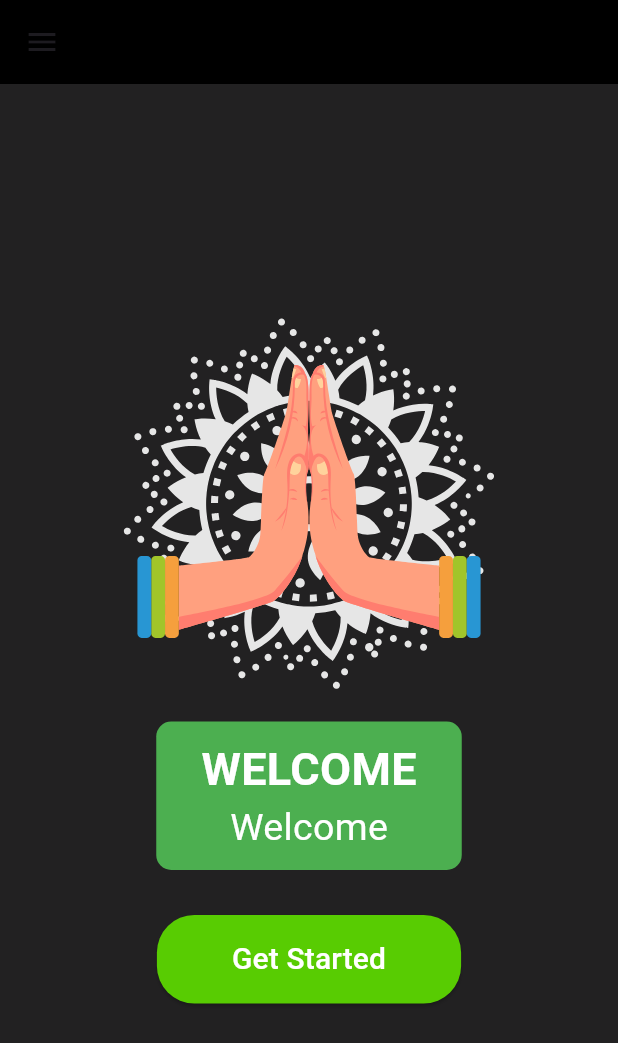
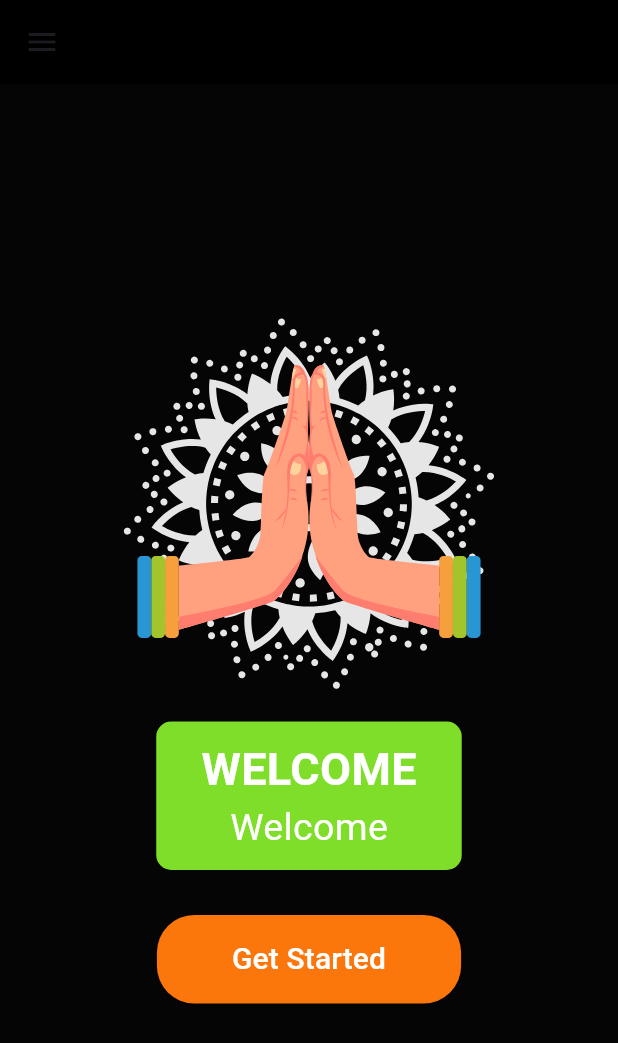
Before and after one commit to AnniaDsouza/MounaSakhi, a Flutter app: the screen it shows after launch, on a phone screen of 412 x 824 dp. Shown: the top 1043 px of the screen. Run offline on Flutter 3.47's test engine with Material 3 defaults, Android fonts, the phone set to English and light mode, and no system bars; our stand-ins replace flip_card, lottie, speech_to_text, sqflite, video_player; missing offline and left inert: flutter_inappwebview, translator; accounts and stored records are empty.

Commit message:
made few changes

```diff
--- a/lib/main.dart
+++ b/lib/main.dart
@@ -18,7 +18,14 @@ class _MyAppState extends State<MyApp> {
   @override
   Widget build(BuildContext context) {
     return MaterialApp(
-      theme: ThemeData.light(), // Remove dark theme handling
+      theme: ThemeData.light().copyWith(
+        primaryColor: Color(0xFF7ede29), // Light green primary color
+        scaffoldBackgroundColor: Colors.black87, // Set dark background
+        appBarTheme: AppBarTheme(
+          backgroundColor: Colors.black,
+          elevation: 0,
+        ),
+      ),
       home: HomePage(
         selectedLanguage: _selectedLanguage,
         onLanguageChanged: (String newLanguage) {
@@ -58,13 +65,13 @@ class HomePage extends StatelessWidget {
         ),
       ),
       drawer: Drawer(
-        backgroundColor: Color(0xFF4C4C4C),//Color(0xFF4C4C4C), // Set consistent background color
+        backgroundColor: Color(0xFF4C4C4C), // Set consistent background color
         child: ListView(
           padding: EdgeInsets.zero,
           children: <Widget>[
             DrawerHeader(
               decoration: BoxDecoration(
-                color: Colors.green.shade700,
+                color: Color(0xFF7318d0), // Purple header background
               ),
               child: Text(
                 'Menu',
@@ -75,16 +82,16 @@ class HomePage extends StatelessWidget {
               ),
             ),
             ListTile(
-              leading: Icon(Icons.language),
-              title: Text('Languages'),
+              leading: Icon(Icons.language, color: Colors.white),
+              title: Text('Languages', style: TextStyle(color: Colors.white)),
               onTap: () {
                 Navigator.pop(context); // Close the drawer
                 _showLanguageOptions(context);
               },
             ),
             ListTile(
-              leading: Icon(Icons.person),
-              title: Text('Profile'),
+              leading: Icon(Icons.person, color: Colors.white),
+              title: Text('Profile', style: TextStyle(color: Colors.white)),
               onTap: () {
                 Navigator.pop(context); // Close the drawer
               },
@@ -116,7 +123,7 @@ class HomePage extends StatelessWidget {
                       Container(
                         padding: EdgeInsets.symmetric(vertical: 10, horizontal: 30),
                         decoration: BoxDecoration(
-                          color: Color(0xFF4CAF50),
+                          color: Color(0xFF7ede29), // Light green background for welcome text
                           borderRadius: BorderRadius.circular(10),
                         ),
                         child: Column(
@@ -154,7 +161,7 @@ class HomePage extends StatelessWidget {
                           );
                         },
                         style: ElevatedButton.styleFrom(
-                          backgroundColor: Color(0xFF58CC02), // Button background color
+                          backgroundColor: Color(0xFFfc770b), // Orange button color
                           padding: EdgeInsets.symmetric(horizontal: 50, vertical: 15),
                           shape: RoundedRectangleBorder(
                             borderRadius: BorderRadius.circular(25),
@@ -186,7 +193,7 @@ class HomePage extends StatelessWidget {
       builder: (context) {
         return AlertDialog(
           title: Text(
-            AppLocalizations.getTranslation('select_language_title', selectedLanguage) ?? '',
+            AppLocalizations.getTranslation('select_language_title', selectedLanguage) ?? 'Select Language',
             style: TextStyle(color: Colors.black), // Change color for readability
           ),
           content: Container(
@@ -213,4 +220,3 @@ class HomePage extends StatelessWidget {
     );
   }
 }
-//Colors: #fb347f, #fc770b, #fde22e, #7ede29, #7318d0
```
Also changed, not shown: lib/database/db_helper.dart (+46 -19 lines), lib/text_converter.dart (+13 -26 lines), 2 other files.
